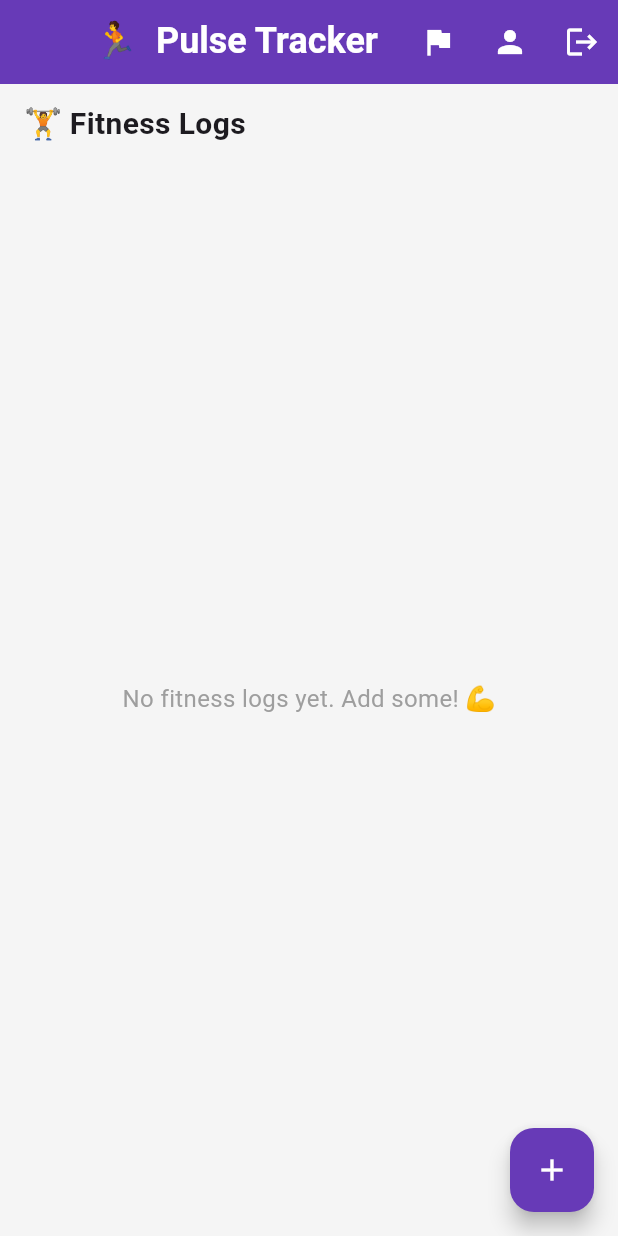
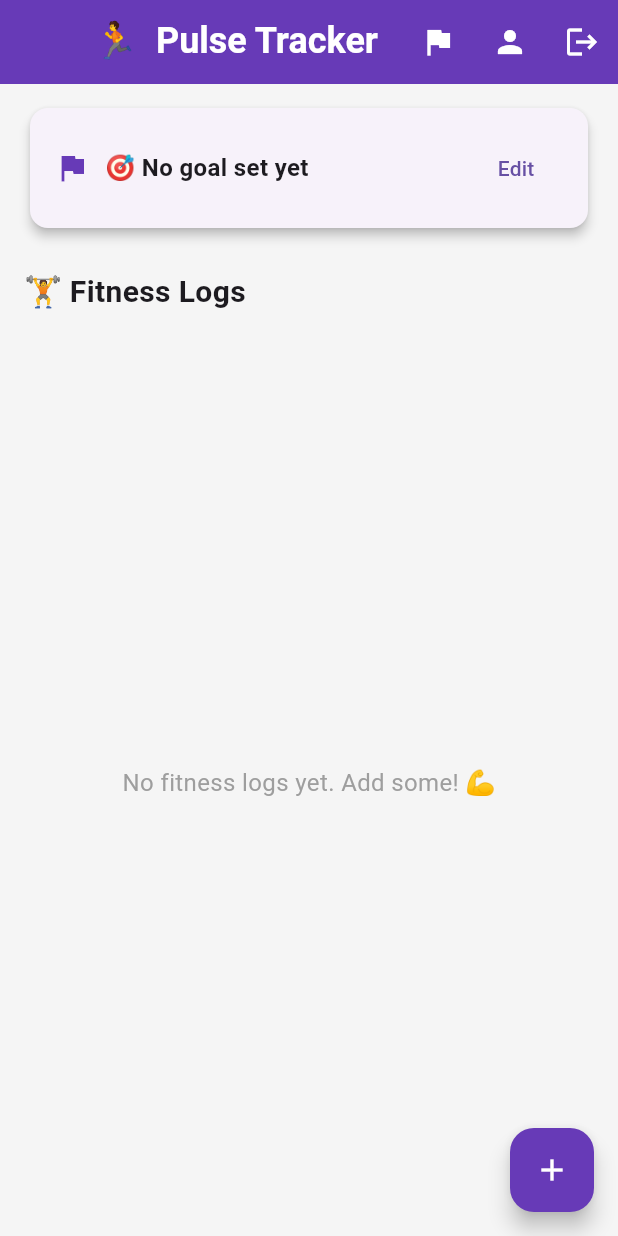
Before and after one commit to kareem358/fitness_tracker_app, a Flutter app: the screen it shows once a user with an empty profile is signed in, on a phone screen of 412 x 824 dp. Run offline on Flutter 3.47's test engine with Material 3 defaults, Android fonts, the phone set to English and light mode, and no system bars; our stand-ins replace cloud_firestore, firebase_analytics, firebase_auth, firebase_core; accounts and stored records are empty.

Commit message:
Update home_screen.dart

```diff
--- a/lib/screens/home_screen.dart
+++ b/lib/screens/home_screen.dart
@@ -1,4 +1,3 @@
-
 
 import 'package:cloud_firestore/cloud_firestore.dart';
 import 'package:flutter/material.dart';
@@ -13,7 +12,6 @@ import 'login_screen.dart';
 import 'profile_screen.dart';
 import '../services/goal_service.dart';
 import '../models/goal_model.dart';
-
 
 class HomeScreen extends StatefulWidget {
   const HomeScreen({super.key});
@@ -43,50 +41,19 @@ class _HomeScreenState extends State<HomeScreen> {
     }
   }
 
-/*  Widget _buildUserInfoCard() {
-    return Card(
-      shape: RoundedRectangleBorder(borderRadius: BorderRadius.circular(16)),
-      elevation: 4,
-      margin: const EdgeInsets.symmetric(vertical: 12),
-      child: Padding(
-        padding: const EdgeInsets.all(16.0),
-        child: Column(
-          crossAxisAlignment: CrossAxisAlignment.start,
-          children: [
-            Text("👤 ${_user!.name}", style: const TextStyle(fontSize: 18, fontWeight: FontWeight.bold)),
-            const SizedBox(height: 6),
-            Text("📧 ${_user!.email}"),
-            const SizedBox(height: 2),
-            Text("🎂 Age: ${_user!.age}"),
-            const SizedBox(height: 2),
-            Text("🚻 Gender: ${_user!.gender}"),
-            const SizedBox(height: 2),
-            Text("📏 Height: ${_user!.height} cm"),
-            const SizedBox(height: 2),
-            Text("⚖️ Weight: ${_user!.weight} kg"),
-            const SizedBox(height: 10),
-            Align(
-              alignment: Alignment.centerRight,
-              child: ElevatedButton.icon(
-                onPressed: () async {
-                  final updated = await Navigator.push(
-                    context,
-                    MaterialPageRoute(builder: (_) => const ProfileScreen()),
-                  );
-                  if (updated == true) _loadUser();
-                },
-                icon: const Icon(Icons.edit, color: Colors.white),
-                label: const Text('Edit Profile', style: TextStyle(color: Colors.white)),
-                style: ElevatedButton.styleFrom(
-                  backgroundColor: Colors.deepPurple,
-                ),
-              ),
-            ),
-          ],
-        ),
-      ),
-    );
-  }*/
+  Future<int?> _fetchWeeklyGoal() async {
+    if (_user == null) return null;
+    final snapshot = await FirebaseFirestore.instance
+        .collection('users')
+        .doc(_user!.uid)
+        .collection('goals')
+        .doc('weekly_goal')
+        .get();
+    if (snapshot.exists) {
+      return snapshot.data()?['weekly_goal'] as int?;
+    }
+    return null;
+  }
 
   @override
   Widget build(BuildContext context) {
@@ -104,7 +71,7 @@ class _HomeScreenState extends State<HomeScreen> {
         backgroundColor: Colors.deepPurple,
         actions: [
           IconButton(
-            icon: const Icon(Icons.flag, color: Colors.white, ),
+            icon: const Icon(Icons.flag, color: Colors.white),
             tooltip: 'Weekly Goal',
             onPressed: () {
               Navigator.push(
@@ -121,7 +88,7 @@ class _HomeScreenState extends State<HomeScreen> {
                 context,
                 MaterialPageRoute(builder: (_) => const ProfileScreen()),
               );
-              if (updated == true) _loadUser(); // optional: refresh data on return
+              if (updated == true) _loadUser();
             },
           ),
           IconButton(
@@ -136,34 +103,65 @@ class _HomeScreenState extends State<HomeScreen> {
             },
           ),
         ],
+      ),
+      body: _user == null
+          ? const Center(child: CircularProgressIndicator())
+          : Column(
+        children: [
+          FutureBuilder<int?>(
+            future: _fetchWeeklyGoal(),
+            builder: (context, snapshot) {
+              if (snapshot.connectionState == ConnectionState.waiting) {
+                return const Padding(
+                  padding: EdgeInsets.all(16.0),
+                  child: LinearProgressIndicator(),
+                );
+              }
 
-        /*  actions: [
-          ElevatedButton(
+              final goal = snapshot.data;
+              return Padding(
+                padding: const EdgeInsets.symmetric(
+                    vertical: 12.0, horizontal: 16),
+                child: Card(
+                  shape: RoundedRectangleBorder(
+                      borderRadius: BorderRadius.circular(12)),
+                  elevation: 3,
+                  child: Padding(
+                    padding: const EdgeInsets.all(16.0),
+                    child: Row(
+                      children: [
+                        const Icon(Icons.flag, color: Colors.deepPurple),
+                        const SizedBox(width: 10),
+                        Expanded(
+                          child: Text(
+                            goal != null
+                                ? '🎯 Weekly Goal: $goal minutes'
+                                : '🎯 No goal set yet',
+                            style: const TextStyle(
+                              fontSize: 16,
+                              fontWeight: FontWeight.w600,
+                            ),
+                          ),
+                        ),
+                        TextButton(
                           onPressed: () {
                             Navigator.push(
                               context,
-                MaterialPageRoute(builder: (_) => const SetGoalScreen()),
+                              MaterialPageRoute(
+                                  builder: (_) => const SetGoalScreen()),
                             );
                           },
-            child: const Text("Weekly Goal"),
+                          child: const Text('Edit'),
+                        )
+                      ],
                     ),
-
-          IconButton(
-            color: Colors.white,
-            icon: const Icon(Icons.logout),
-            onPressed: () async {
-              await auth.signOut();
-              Navigator.pushReplacement(
-                context,
-                MaterialPageRoute(builder: (_) => const LoginScreen()),
+                  ),
+                ),
               );
             },
-          )
-        ],*/
           ),
-      body: _user == null
-          ? const Center(child: CircularProgressIndicator())
-          : StreamBuilder<QuerySnapshot>(
+          Expanded(
+            child: StreamBuilder<QuerySnapshot>(
               stream: FirebaseFirestore.instance
                   .collection('users')
                   .doc(_user!.uid)
@@ -171,8 +169,10 @@ class _HomeScreenState extends State<HomeScreen> {
                   .orderBy('date', descending: true)
                   .snapshots(),
               builder: (context, snapshot) {
-          if (snapshot.connectionState == ConnectionState.waiting) {
-            return const Center(child: CircularProgressIndicator());
+                if (snapshot.connectionState ==
+                    ConnectionState.waiting) {
+                  return const Center(
+                      child: CircularProgressIndicator());
                 }
                 final logs = snapshot.data?.docs ?? [];
 
@@ -180,13 +180,14 @@ class _HomeScreenState extends State<HomeScreen> {
                   padding: const EdgeInsets.symmetric(horizontal: 16.0),
                   child: Column(
                     children: [
-                /*_buildUserInfoCard(),*/
                       const SizedBox(height: 12),
                       Row(
                         mainAxisAlignment: MainAxisAlignment.spaceBetween,
                         children: const [
                           Text('🏋️ Fitness Logs',
-                        style: TextStyle(fontSize: 20, fontWeight: FontWeight.bold)),
+                              style: TextStyle(
+                                  fontSize: 20,
+                                  fontWeight: FontWeight.bold)),
                         ],
                       ),
                       const SizedBox(height: 10),
@@ -195,8 +196,10 @@ class _HomeScreenState extends State<HomeScreen> {
                         child: Center(
                           child: Text(
                             'No fitness logs yet. Add some! 💪',
-                        style: TextStyle(fontSize: 16, color: Colors.grey),
-                      )),
+                            style: TextStyle(
+                                fontSize: 16, color: Colors.grey),
+                          ),
+                        ),
                       )
                           : Expanded(
                         child: ListView.builder(
@@ -206,59 +209,80 @@ class _HomeScreenState extends State<HomeScreen> {
                             final workout = log['workout'];
                             final duration = log['duration'];
                             final notes = log['notes'];
-                      final date = (log['date'] as Timestamp).toDate();
+                            final date = (log['date'] as Timestamp)
+                                .toDate();
 
                             return Card(
                               elevation: 3,
                               shape: RoundedRectangleBorder(
-                            borderRadius: BorderRadius.circular(12)),
-                        margin: const EdgeInsets.symmetric(vertical: 6),
+                                  borderRadius:
+                                  BorderRadius.circular(12)),
+                              margin: const EdgeInsets.symmetric(
+                                  vertical: 6),
                               child: ListTile(
                                 onTap: () async {
-                            final result = await Navigator.push(
+                                  final result =
+                                  await Navigator.push(
                                     context,
                                     MaterialPageRoute(
-                                builder: (_) => AddFitnessLogScreen(
+                                      builder: (_) =>
+                                          AddFitnessLogScreen(
                                             existingLog: log,
                                             logId: log.id,
                                           ),
                                     ),
                                   );
-                            if (result == true) setState(() {});
+                                  if (result == true) {
+                                    setState(() {});
+                                  }
                                 },
-                          leading: const Icon(Icons.fitness_center,
+                                leading: const Icon(
+                                    Icons.fitness_center,
                                     color: Colors.deepPurple),
                                 title: Text(workout,
-                              style: const TextStyle(fontWeight: FontWeight.bold)),
+                                    style: const TextStyle(
+                                        fontWeight:
+                                        FontWeight.bold)),
                                 subtitle: Text(
                                     '⏱ $duration mins\n📝 $notes\n📅 ${DateFormat.yMMMd().add_jm().format(date)}'),
                                 trailing: IconButton(
-                            icon: const Icon(Icons.delete, color: Colors.red),
+                                  icon: const Icon(Icons.delete,
+                                      color: Colors.red),
                                   onPressed: () async {
-                              final confirm = await showDialog<bool>(
+                                    final confirm =
+                                    await showDialog<bool>(
                                       context: context,
-                                builder: (context) => AlertDialog(
-                                  title: const Text('Delete Log'),
+                                      builder: (context) =>
+                                          AlertDialog(
+                                            title:
+                                            const Text('Delete Log'),
                                             content: const Text(
                                                 'Are you sure you want to delete this fitness log?'),
                                             actions: [
                                               TextButton(
                                                   onPressed: () =>
-                                            Navigator.pop(context, false),
-                                        child: const Text('Cancel')),
+                                                      Navigator.pop(
+                                                          context,
+                                                          false),
+                                                  child: const Text(
+                                                      'Cancel')),
                                               TextButton(
                                                   onPressed: () =>
-                                            Navigator.pop(context, true),
-                                        child: const Text('Delete')),
+                                                      Navigator.pop(
+                                                          context, true),
+                                                  child: const Text(
+                                                      'Delete')),
                                             ],
                                           ),
                                     );
 
                                     if (confirm == true) {
-                                await FirebaseFirestore.instance
+                                      await FirebaseFirestore
+                                          .instance
                                           .collection('users')
                                           .doc(_user!.uid)
-                                    .collection('fitness_logs')
+                                          .collection(
+                                          'fitness_logs')
                                           .doc(log.id)
                                           .delete();
                                     }
@@ -273,6 +297,9 @@ class _HomeScreenState extends State<HomeScreen> {
                   ),
                 );
               },
+            ),
+          ),
+        ],
       ),
       floatingActionButton: FloatingActionButton(
         onPressed: () async {
@@ -591,24 +618,24 @@ class _HomeScreenState extends State<HomeScreen> {
     );
   }
 }
-
 */
 
 
 /*
-// i did not checked this code till yet but it need to be checked after all i have
-//remove the user details form the home screen and shifted it with the app bar icon
 import 'package:cloud_firestore/cloud_firestore.dart';
 import 'package:flutter/material.dart';
 import 'package:firebase_auth/firebase_auth.dart';
 import 'package:intl/intl.dart';
-import '../screens/add_fitness_log_screen.dart';
-import '../screens/login_screen.dart';
-import '../screens/profile_screen.dart';
-import '../screens/set_goal_screen.dart';
+import 'package:tracker_pulse_app/screens/set_goal_screen.dart';
 import '../services/auth_service.dart';
 import '../services/user_service.dart';
 import '../models/user_model.dart';
+import 'add_fitness_log_screen.dart';
+import 'login_screen.dart';
+import 'profile_screen.dart';
+import '../services/goal_service.dart';
+import '../models/goal_model.dart';
+
 
 class HomeScreen extends StatefulWidget {
   const HomeScreen({super.key});
@@ -638,27 +665,32 @@ class _HomeScreenState extends State<HomeScreen> {
     }
   }
 
-  @override
-  Widget build(BuildContext context) {
-    return Scaffold(
-      appBar: AppBar(
-        centerTitle: true,
-        title: const Text(
-          '🏃 Pulse Tracker',
-          style: TextStyle(fontSize: 24, fontWeight: FontWeight.bold, color: Colors.white),
-        ),
-        backgroundColor: Colors.deepPurple,
-        actions: [
-          IconButton(
-            icon: const Icon(Icons.flag, color: Colors.white),
-            tooltip: "Set Weekly Goal",
-            onPressed: () {
-              Navigator.push(context, MaterialPageRoute(builder: (_) => const SetGoalScreen()));
-            },
-          ),
-          IconButton(
-            icon: const Icon(Icons.person, color: Colors.white),
-            tooltip: "Profile",
+*/
+/*  Widget _buildUserInfoCard() {
+    return Card(
+      shape: RoundedRectangleBorder(borderRadius: BorderRadius.circular(16)),
+      elevation: 4,
+      margin: const EdgeInsets.symmetric(vertical: 12),
+      child: Padding(
+        padding: const EdgeInsets.all(16.0),
+        child: Column(
+          crossAxisAlignment: CrossAxisAlignment.start,
+          children: [
+            Text("👤 ${_user!.name}", style: const TextStyle(fontSize: 18, fontWeight: FontWeight.bold)),
+            const SizedBox(height: 6),
+            Text("📧 ${_user!.email}"),
+            const SizedBox(height: 2),
+            Text("🎂 Age: ${_user!.age}"),
+            const SizedBox(height: 2),
+            Text("🚻 Gender: ${_user!.gender}"),
+            const SizedBox(height: 2),
+            Text("📏 Height: ${_user!.height} cm"),
+            const SizedBox(height: 2),
+            Text("⚖️ Weight: ${_user!.weight} kg"),
+            const SizedBox(height: 10),
+            Align(
+              alignment: Alignment.centerRight,
+              child: ElevatedButton.icon(
                 onPressed: () async {
                   final updated = await Navigator.push(
                     context,
@@ -666,16 +698,94 @@ class _HomeScreenState extends State<HomeScreen> {
                   );
                   if (updated == true) _loadUser();
                 },
+                icon: const Icon(Icons.edit, color: Colors.white),
+                label: const Text('Edit Profile', style: TextStyle(color: Colors.white)),
+                style: ElevatedButton.styleFrom(
+                  backgroundColor: Colors.deepPurple,
+                ),
+              ),
+            ),
+          ],
+        ),
+      ),
+    );
+  }*//*
+
+
+  @override
+  Widget build(BuildContext context) {
+    return Scaffold(
+      appBar: AppBar(
+        centerTitle: true,
+        title: const Text(
+          '🏃  Pulse Tracker',
+          style: TextStyle(
+            color: Colors.white,
+            fontSize: 24,
+            fontWeight: FontWeight.bold,
+          ),
+        ),
+        backgroundColor: Colors.deepPurple,
+        actions: [
+          IconButton(
+            icon: const Icon(Icons.flag, color: Colors.white, ),
+            tooltip: 'Weekly Goal',
+            onPressed: () {
+              Navigator.push(
+                context,
+                MaterialPageRoute(builder: (_) => const SetGoalScreen()),
+              );
+            },
+          ),
+          IconButton(
+            icon: const Icon(Icons.person, color: Colors.white),
+            tooltip: 'Profile',
+            onPressed: () async {
+              final updated = await Navigator.push(
+                context,
+                MaterialPageRoute(builder: (_) => const ProfileScreen()),
+              );
+              if (updated == true) _loadUser(); // optional: refresh data on return
+            },
           ),
           IconButton(
             icon: const Icon(Icons.logout, color: Colors.white),
-            tooltip: "Logout",
+            tooltip: 'Logout',
             onPressed: () async {
               await auth.signOut();
-              Navigator.pushReplacement(context, MaterialPageRoute(builder: (_) => const LoginScreen()));
+              Navigator.pushReplacement(
+                context,
+                MaterialPageRoute(builder: (_) => const LoginScreen()),
+              );
             },
           ),
         ],
+
+        */
+/*  actions: [
+          ElevatedButton(
+            onPressed: () {
+              Navigator.push(
+                context,
+                MaterialPageRoute(builder: (_) => const SetGoalScreen()),
+              );
+            },
+            child: const Text("Weekly Goal"),
+          ),
+
+          IconButton(
+            color: Colors.white,
+            icon: const Icon(Icons.logout),
+            onPressed: () async {
+              await auth.signOut();
+              Navigator.pushReplacement(
+                context,
+                MaterialPageRoute(builder: (_) => const LoginScreen()),
+              );
+            },
+          )
+        ],*//*
+
       ),
       body: _user == null
           ? const Center(child: CircularProgressIndicator())
@@ -693,12 +803,20 @@ class _HomeScreenState extends State<HomeScreen> {
           final logs = snapshot.data?.docs ?? [];
 
           return Padding(
-                  padding: const EdgeInsets.symmetric(horizontal: 16.0, vertical: 8.0),
+            padding: const EdgeInsets.symmetric(horizontal: 16.0),
             child: Column(
-                    crossAxisAlignment: CrossAxisAlignment.start,
               children: [
-                      const Text('🏋️ Fitness Logs',
+                */
+/*_buildUserInfoCard(),*//*
+
+                const SizedBox(height: 12),
+                Row(
+                  mainAxisAlignment: MainAxisAlignment.spaceBetween,
+                  children: const [
+                    Text('🏋️ Fitness Logs',
                         style: TextStyle(fontSize: 20, fontWeight: FontWeight.bold)),
+                  ],
+                ),
                 const SizedBox(height: 10),
                 logs.isEmpty
                     ? const Expanded(
@@ -706,8 +824,7 @@ class _HomeScreenState extends State<HomeScreen> {
                       child: Text(
                         'No fitness logs yet. Add some! 💪',
                         style: TextStyle(fontSize: 16, color: Colors.grey),
-                                ),
-                              ),
+                      )),
                 )
                     : Expanded(
                   child: ListView.builder(
```
Lines whose indentation alone changed are shown as unchanged.
